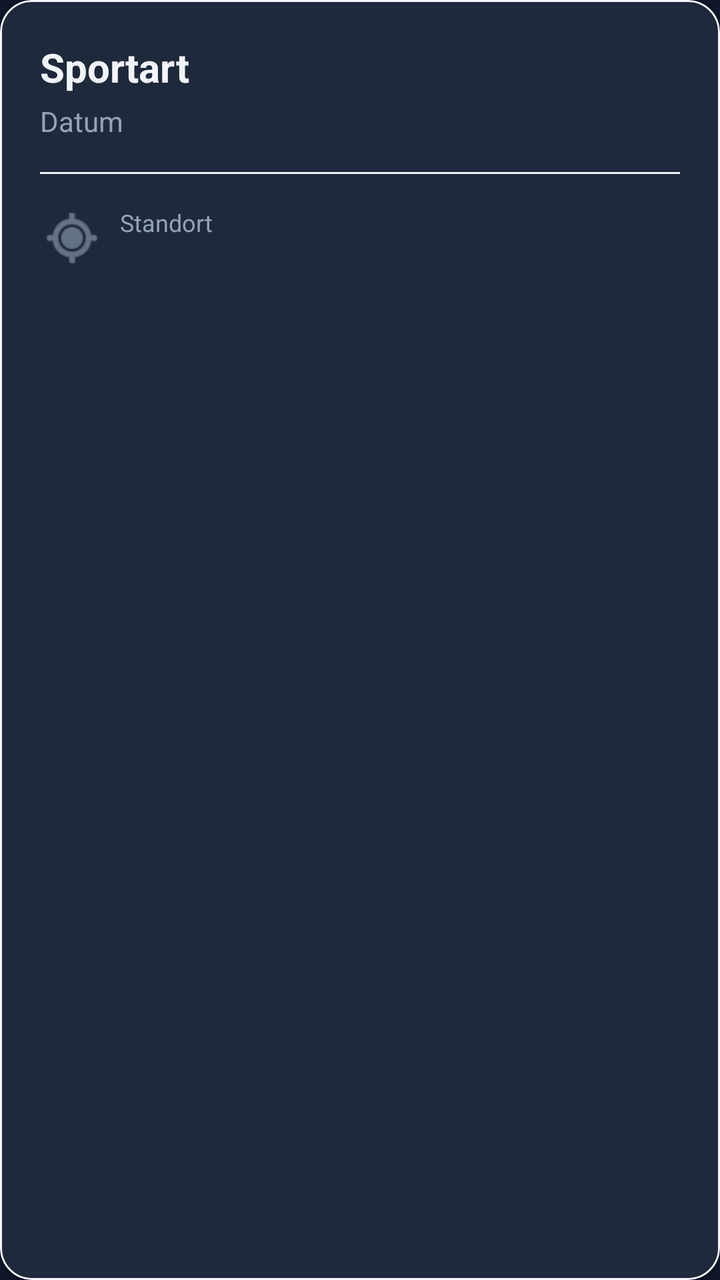
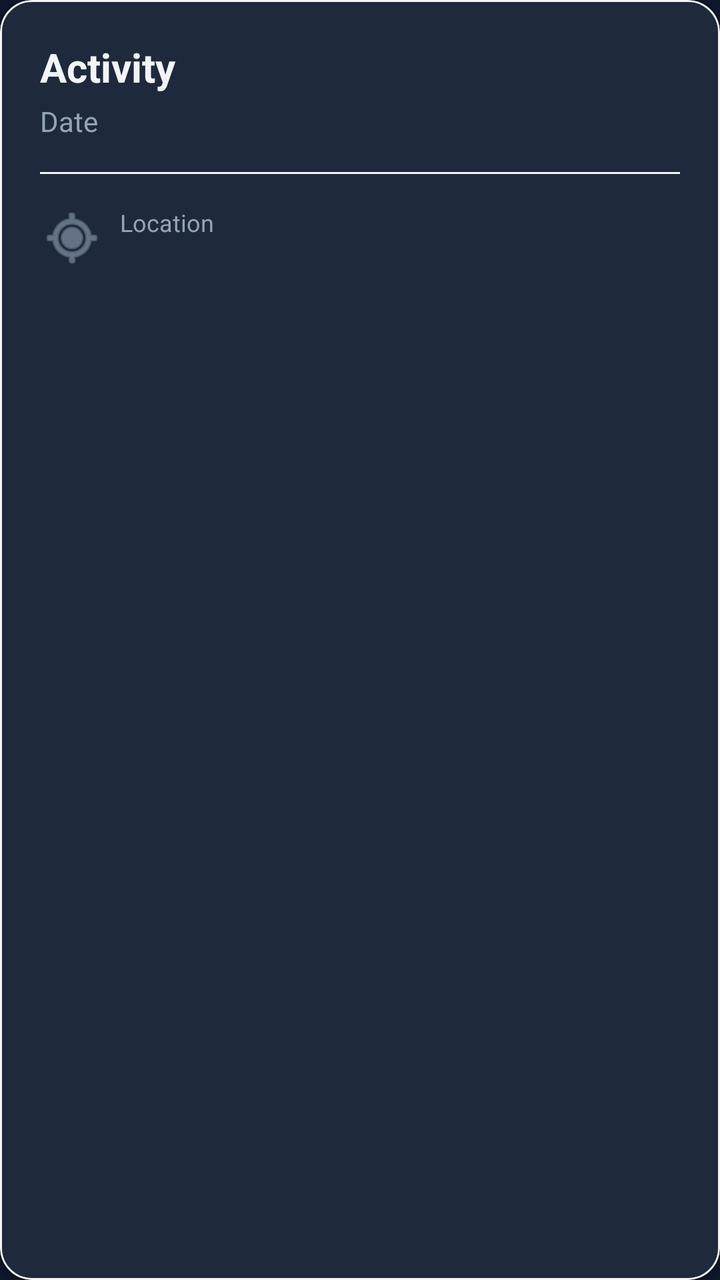

Before-and-after screenshots of an Android layout around one commit, followed by the original layout XML and the change that was made.
<!-- AndroidManifest.xml: application theme Theme.MobileSE -->
<!-- res/layout/item_activity.xml -->
<?xml version="1.0" encoding="utf-8"?>
<com.google.android.material.card.MaterialCardView xmlns:android="http://schemas.android.com/apk/res/android"
    xmlns:app="http://schemas.android.com/apk/res-auto"
    android:layout_width="match_parent"
    android:layout_height="wrap_content"
    android:layout_marginBottom="16dp"
    app:cardCornerRadius="16dp"
    app:cardElevation="2dp"
    app:strokeWidth="1dp"
    app:strokeColor="#F3F4F6">

    <LinearLayout
        android:layout_width="match_parent"
        android:layout_height="wrap_content"
        android:orientation="vertical">

        <ImageView
            android:id="@+id/ivActivityPhoto"
            android:layout_width="match_parent"
            android:layout_height="200dp"
            android:scaleType="centerCrop"
            android:visibility="gone"
            android:background="#F3F4F6" />

        <LinearLayout
            android:layout_width="match_parent"
            android:layout_height="wrap_content"
            android:orientation="vertical"
            android:padding="20dp">

            <TextView
                android:id="@+id/tvActivitySport"
                android:layout_width="wrap_content"
                android:layout_height="wrap_content"
                android:text="Sportart"
                android:textSize="20sp"
                android:textStyle="bold"
                android:textColor="@color/text_main" />

            <TextView
                android:id="@+id/tvActivityDate"
                android:layout_width="wrap_content"
                android:layout_height="wrap_content"
                android:text="Datum"
                android:textSize="14sp"
                android:textColor="@color/text_secondary"
                android:layout_marginTop="4dp" />

            <View
                android:layout_width="match_parent"
                android:layout_height="1dp"
                android:background="#F3F4F6"
                android:layout_marginTop="16dp"
                android:layout_marginBottom="16dp" />

            <TextView
                android:id="@+id/tvActivityLocation"
                android:layout_width="wrap_content"
                android:layout_height="wrap_content"
                android:text="Standort"
                android:textSize="12sp"
                android:textColor="@color/text_secondary"
                android:drawablePadding="8dp"
                app:drawableStartCompat="@android:drawable/ic_menu_mylocation"
                app:drawableTint="@color/text_secondary" />
        </LinearLayout>
    </LinearLayout>
</com.google.android.material.card.MaterialCardView>
<!-- resources referenced by this layout -->
<resources>
  <color name="text_main">#F1F5F9</color>
  <color name="text_secondary">#94A3B8</color>
  <style name="Theme.MobileSE" parent="Base.Theme.MobileSE" />
  <style name="Base.Theme.MobileSE" parent="Theme.MaterialComponents.NoActionBar">
          
          <item name="colorPrimary">@color/primary</item>
          <item name="colorPrimaryVariant">@color/primary_dark</item>
          <item name="colorOnPrimary">@color/background</item>
          
          <item name="colorSecondary">@color/accent</item>
          <item name="colorSecondaryVariant">@color/accent</item>
          <item name="colorOnSecondary">@color/background</item>
          
          <item name="android:statusBarColor">@color/background</item>
          <item name="android:windowLightStatusBar">false</item>
          
          <item name="android:windowBackground">@color/background</item>
  
          
          <item name="android:textColorPrimary">@color/text_main</item>
          <item name="android:textColorSecondary">@color/text_secondary</item>
  
          
          <item name="materialCardViewStyle">@style/Widget.App.CardView</item>
      </style>
  <color name="primary">#818CF8</color>
  <color name="primary_dark">#6366F1</color>
  <color name="background">#0F172A</color>
  <color name="accent">#34D399</color>
  <style name="Widget.App.CardView" parent="Widget.MaterialComponents.CardView">
          <item name="cardBackgroundColor">@color/surface</item>
          <item name="cardElevation">2dp</item>
          <item name="shapeAppearanceOverlay">@style/ShapeAppearance.App.MediumComponent</item>
      </style>
  <color name="surface">#1E293B</color>
  <style name="ShapeAppearance.App.MediumComponent" parent="ShapeAppearance.MaterialComponents.MediumComponent">
          <item name="cornerFamily">rounded</item>
          <item name="cornerSize">16dp</item>
      </style>
</resources>

<!-- the commit's change to res/layout/item_activity.xml (unified diff, before → after) -->
@@ -32,7 +32,7 @@
                 android:id="@+id/tvActivitySport"
                 android:layout_width="wrap_content"
                 android:layout_height="wrap_content"
-                android:text="Sportart"
+                android:text="Activity"
                 android:textSize="20sp"
                 android:textStyle="bold"
                 android:textColor="@color/text_main" />
@@ -41,7 +41,7 @@
                 android:id="@+id/tvActivityDate"
                 android:layout_width="wrap_content"
                 android:layout_height="wrap_content"
-                android:text="Datum"
+                android:text="Date"
                 android:textSize="14sp"
                 android:textColor="@color/text_secondary"
                 android:layout_marginTop="4dp" />
@@ -57,7 +57,7 @@
                 android:id="@+id/tvActivityLocation"
                 android:layout_width="wrap_content"
                 android:layout_height="wrap_content"
-                android:text="Standort"
+                android:text="Location"
                 android:textSize="12sp"
                 android:textColor="@color/text_secondary"
                 android:drawablePadding="8dp"
